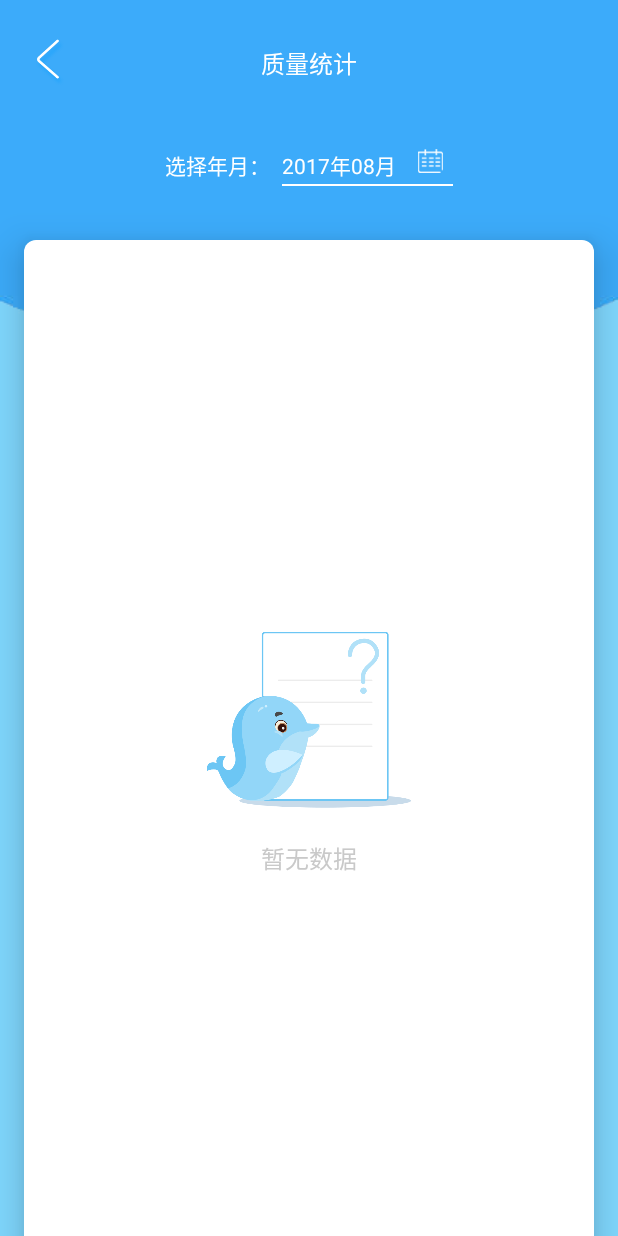
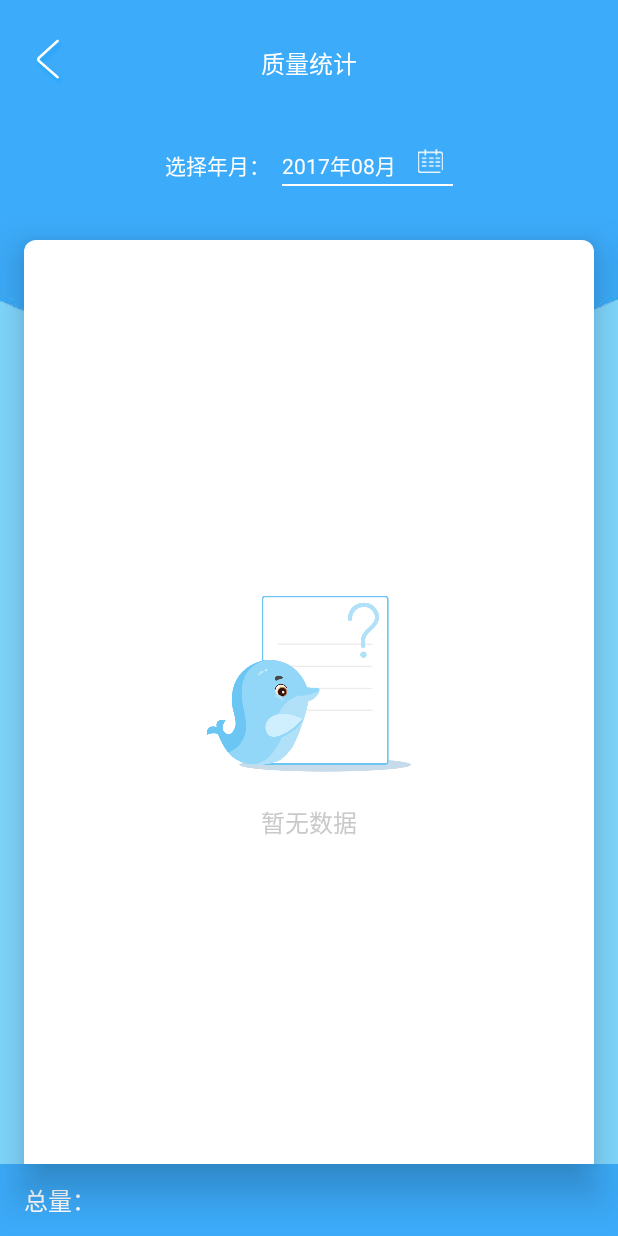
Before and after one commit to cookiemouse/Paigong, an Android app: the StatisticsActivity screen opened directly, with no data from a screen before it, on a phone screen of 412 x 824 dp. Run offline under Robolectric (Android 15) with nearby library versions, the phone set to English and light mode, and no system bars; 7 statements that could not run were skipped.

Commit message:
服务主任安装统计

```diff
--- a/app/src/main/java/com/tianyigps/dispatch2/activity/StatisticsActivity.java
+++ b/app/src/main/java/com/tianyigps/dispatch2/activity/StatisticsActivity.java
@@ -45,11 +45,11 @@ public class StatisticsActivity extends BaseActivity {
 
     private static final String TAG = "StatisticsActivity";
 
-    private TextView mTextViewDate;
+    private TextView mTextViewDate, mTextViewCount;
     private ImageView mImageViewDate;
     private ListView mListViewStatistics;
     private FrameLayout mFrameLayoutTitle;
-    private LinearLayout mLinearLayoutDefault;
+    private LinearLayout mLinearLayoutDefault, mLinearLayoutCount;
 
     private List<AdapterStatisticsWorkderData> mStatisticsWorkderDataList;
     private StatisticsWorkerAdapter mStatisticsWorkerAdapter;
@@ -73,6 +73,9 @@ public class StatisticsActivity extends BaseActivity {
 
     //  LoadingFragment
     LoadingDialogFragment mLoadingDialogFragment;
+
+    //  服务主任统计
+    private int mDoorNum, mCarNum, mWireNum, mWirelessNum;
 
     @Override
     protected void onCreate(Bundle savedInstanceState) {
@@ -110,6 +113,8 @@ public class StatisticsActivity extends BaseActivity {
         mListViewStatistics = findViewById(R.id.lv_activity_statistics);
         mFrameLayoutTitle = findViewById(R.id.fl_activity_statistics_list_title);
         mLinearLayoutDefault = findViewById(R.id.ll_layout_default_statistics);
+        mLinearLayoutCount = findViewById(R.id.ll_activity_statistics_count);
+        mTextViewCount = findViewById(R.id.tv_activity_statistics_count);
 
         SimpleDateFormat simpleDateFormatShow = new SimpleDateFormat("yyyy年MM月", Locale.CHINA);
         Date dateShow = new Date(mills);
@@ -163,7 +168,7 @@ public class StatisticsActivity extends BaseActivity {
                 if (DATA_LAUNCH_MODE_WORKER == uiMode) {
                     mNetworkManager.getQualityCount(eid, token, monthP, userName);
                 } else {
-                    mNetworkManager.getInstallCount(jobNo, token, monthP, userName);
+                    mNetworkManager.getInstallCount(eid, token, monthP, userName);
                 }
             }
         });
@@ -249,6 +254,10 @@ public class StatisticsActivity extends BaseActivity {
 
                 for (InstallCountBean.ObjBean objBean : installCountBean.getObj()) {
                     String temp = objBean.getEngineerJobNo() + objBean.getEngineerName();
+                    mDoorNum += objBean.getDoorNum();
+                    mCarNum += objBean.getFinishCarNum();
+                    mWireNum += objBean.getFinishWiredNum();
+                    mWirelessNum += objBean.getFinishWirelessNum();
                     mStatisticsManagerDataList.add(new AdapterStatisticsManagerData(temp
                             , objBean.getDoorNum()
                             , objBean.getFinishCarNum()
@@ -293,7 +302,7 @@ public class StatisticsActivity extends BaseActivity {
 
         mListViewStatistics.setAdapter(mStatisticsManagerAdapter);
 
-        mNetworkManager.getInstallCount(jobNo, token, monthP, userName);
+        mNetworkManager.getInstallCount(eid, token, monthP, userName);
     }
 
     //  选择日期
@@ -346,6 +355,7 @@ public class StatisticsActivity extends BaseActivity {
                 case Data.MSG_1: {
                     //  安装工程师
                     mLinearLayoutDefault.setVisibility(View.GONE);
+                    mLinearLayoutCount.setVisibility(View.GONE);
                     mStatisticsWorkerAdapter.notifyDataSetChanged();
                     break;
                 }
@@ -353,11 +363,15 @@ public class StatisticsActivity extends BaseActivity {
                     //  服务主任
                     mLinearLayoutDefault.setVisibility(View.GONE);
                     mStatisticsManagerAdapter.notifyDataSetChanged();
+                    String count = mDoorNum + "/" + mCarNum + "/" + mWireNum + "/" + mWirelessNum;
+                    mTextViewCount.setText(count);
+                    mLinearLayoutCount.setVisibility(View.VISIBLE);
                     break;
                 }
                 case Data.MSG_3: {
                     //  无数据
                     mLinearLayoutDefault.setVisibility(View.VISIBLE);
+                    mLinearLayoutCount.setVisibility(View.GONE);
                 }
                 default: {
                     Log.i(TAG, "handleMessage: default");
--- a/app/src/main/java/com/tianyigps/dispatch2/fragment/HandledFragment.java
+++ b/app/src/main/java/com/tianyigps/dispatch2/fragment/HandledFragment.java
@@ -157,7 +157,7 @@ public class HandledFragment extends Fragment {
     }
 
     private void initTitle() {
-        mTextViewTitle.setText(R.string.handled);
+        mTextViewTitle.setText(R.string.handled_order);
         mImageViewTitleLeft.setImageResource(R.drawable.ic_switch_account);
         mImageViewTitleRight.setVisibility(View.GONE);
     }
--- a/app/src/main/java/com/tianyigps/dispatch2/manager/NetworkManager.java
+++ b/app/src/main/java/com/tianyigps/dispatch2/manager/NetworkManager.java
@@ -1106,9 +1106,9 @@ public class NetworkManager {
     }
 
     //  获取服务主任安装统计  23
-    public void getInstallCount(String jobNo, String token, String month, String userName) {
+    public void getInstallCount(int eid, String token, String month, String userName) {
         Request.Builder builder = new Request.Builder();
-        builder.url(Urls.URL_MANAGER_INSTALL_COUNT + "jobNo=" + jobNo
+        builder.url(Urls.URL_MANAGER_INSTALL_COUNT + "eid=" + eid
                 + "&token=" + token
                 + "&userName=" + userName
                 + "&month=" + month);
--- a/app/src/main/res/layout/activity_statistics.xml
+++ b/app/src/main/res/layout/activity_statistics.xml
@@ -80,9 +80,10 @@
 
         <LinearLayout
             android:layout_width="match_parent"
-            android:layout_height="match_parent"
+            android:layout_height="0dp"
             android:layout_marginLeft="@dimen/dp_16"
             android:layout_marginRight="@dimen/dp_16"
+            android:layout_weight="1"
             android:background="@drawable/bg_statistics_list"
             android:elevation="@dimen/dp_16"
             android:orientation="vertical"
@@ -113,6 +114,38 @@
 
         </LinearLayout>
 
+        <LinearLayout
+            android:id="@+id/ll_activity_statistics_count"
+            android:layout_width="match_parent"
+            android:layout_height="wrap_content"
+            android:layout_gravity="bottom"
+            android:background="@color/colorBlueTheme"
+            android:orientation="horizontal">
+
+            <TextView
+                android:layout_width="0dp"
+                android:layout_height="@dimen/dp_48"
+                android:layout_marginLeft="@dimen/dp_16"
+                android:layout_marginStart="@dimen/dp_16"
+                android:layout_weight="1"
+                android:gravity="center|start"
+                android:text="总量："
+                android:textColor="@color/colorWhite"
+                android:textSize="@dimen/sp_16"/>
+
+            <TextView
+                android:id="@+id/tv_activity_statistics_count"
+                android:layout_width="wrap_content"
+                android:layout_height="@dimen/dp_48"
+                android:layout_marginEnd="@dimen/dp_16"
+                android:layout_marginRight="@dimen/dp_16"
+                android:gravity="center|end"
+                android:text=""
+                android:textColor="@color/colorWhite"
+                android:textSize="@dimen/sp_16"/>
+
+        </LinearLayout>
     </LinearLayout>
 
+
 </FrameLayout>
```
Also changed, not shown: app/src/main/java/com/tianyigps/dispatch2/activity/OperateInstallActivity.java (+26 -38 lines).
